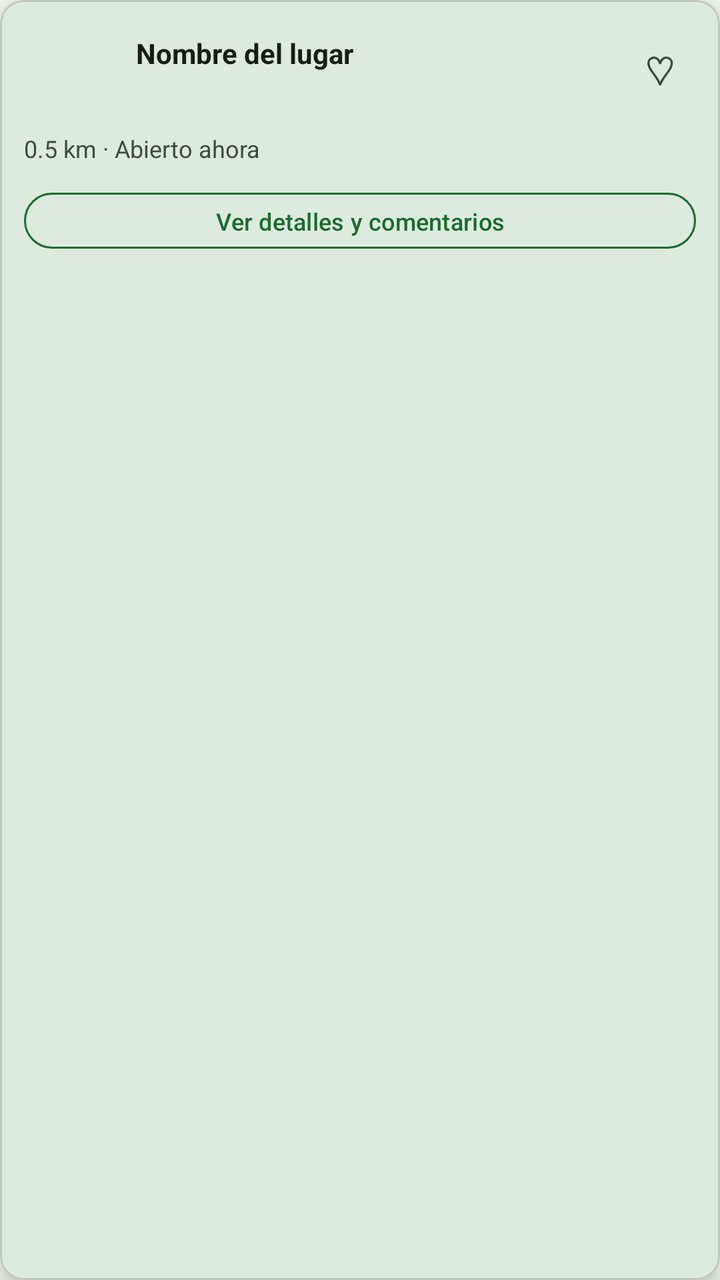
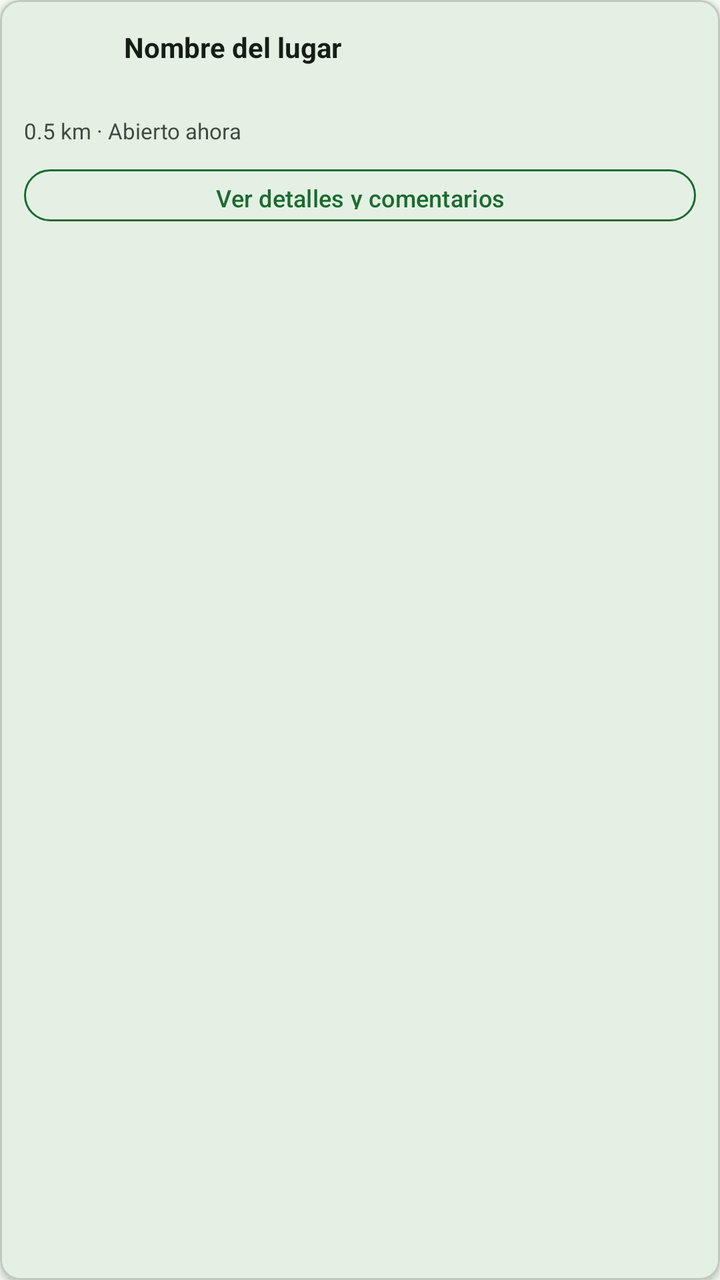

Screens rendered from an Android XML layout before and after an edit, with the pre-edit source and the edit as a unified diff.
<!-- AndroidManifest.xml: application theme Theme.Guander -->
<!-- res/layout/item_place.xml -->
﻿<?xml version="1.0" encoding="utf-8"?>
<com.google.android.material.card.MaterialCardView xmlns:android="http://schemas.android.com/apk/res/android"
    xmlns:app="http://schemas.android.com/apk/res-auto"
    android:layout_width="match_parent"
    android:layout_height="wrap_content"
    android:layout_marginBottom="10dp"
    app:cardCornerRadius="12dp"
    app:cardElevation="6dp"
    app:cardBackgroundColor="?attr/colorSurface">

    <LinearLayout
        android:layout_width="match_parent"
        android:layout_height="wrap_content"
        android:orientation="vertical"
        android:padding="12dp">

        
        <LinearLayout
            android:layout_width="match_parent"
            android:layout_height="wrap_content"
            android:orientation="horizontal"
            android:gravity="center_vertical">

            <TextView
                android:id="@+id/tv_place_icon"
                android:layout_width="46dp"
                android:layout_height="46dp"
                android:textSize="20sp"
                android:gravity="center"
                android:layout_marginEnd="10dp" />

            <LinearLayout
                android:layout_width="0dp"
                android:layout_height="wrap_content"
                android:layout_weight="1"
                android:orientation="vertical">

                <TextView
                    android:id="@+id/tv_place_name"
                    android:layout_width="wrap_content"
                    android:layout_height="wrap_content"
                    android:text="Nombre del lugar"
                    android:textSize="14sp"
                    android:textStyle="bold"
                    android:textColor="?attr/colorOnSurface" />

                <TextView
                    android:id="@+id/tv_place_stars"
                    android:layout_width="wrap_content"
                    android:layout_height="wrap_content"
                    android:textSize="11sp"
                    android:textColor="#FFA000"
                    android:layout_marginTop="2dp" />

                <TextView
                    android:id="@+id/tv_place_schedule"
                    android:layout_width="wrap_content"
                    android:layout_height="wrap_content"
                    android:textSize="11sp"
                    android:textColor="@color/text_secondary"
                    android:layout_marginTop="1dp"
                    android:visibility="gone" />
            </LinearLayout>

            <TextView
                android:id="@+id/btn_favorite"
                android:layout_width="36dp"
                android:layout_height="36dp"
                android:text="♡"
                android:textSize="20sp"
                android:textColor="@color/text_secondary"
                android:gravity="center"
                android:background="?attr/selectableItemBackgroundBorderless" />
        </LinearLayout>

        
        <LinearLayout
            android:layout_width="match_parent"
            android:layout_height="wrap_content"
            android:orientation="horizontal"
            android:gravity="center_vertical"
            android:layout_marginTop="8dp">

            <TextView
                android:id="@+id/tv_place_info"
                android:layout_width="match_parent"
                android:layout_height="wrap_content"
                android:text="0.5 km · Abierto ahora"
                android:textSize="12sp"
                android:textColor="@color/text_secondary" />

        </LinearLayout>

        
        <TextView
            android:id="@+id/tv_place_address"
            android:layout_width="match_parent"
            android:layout_height="wrap_content"
            android:text=""
            android:textSize="11sp"
            android:textColor="@color/text_secondary"
            android:drawablePadding="4dp"
            android:layout_marginTop="2dp"
            android:visibility="gone" />

        
        <com.google.android.material.button.MaterialButton
            android:id="@+id/btn_detail"
            style="@style/Widget.Material3.Button.OutlinedButton"
            android:layout_width="match_parent"
            android:layout_height="36dp"
            android:text="Ver detalles y comentarios"
            android:textSize="12sp"
            android:layout_marginTop="10dp"
            app:strokeColor="?attr/colorPrimary"
            app:strokeWidth="1dp"
            android:textColor="?attr/colorPrimary" />
    </LinearLayout>
</com.google.android.material.card.MaterialCardView>
<!-- resources referenced by this layout -->
<resources>
  <color name="text_secondary">@color/md_theme_on_surface_variant</color>
  <style name="Theme.Guander" parent="Base.Theme.Guander" />
  <color name="md_theme_on_surface_variant">#414941</color>
  <style name="Base.Theme.Guander" parent="Theme.Material3.Light.NoActionBar">
          <item name="colorPrimary">@color/md_theme_primary</item>
          <item name="colorOnPrimary">@color/md_theme_on_primary</item>
          <item name="colorPrimaryContainer">@color/md_theme_primary_container</item>
          <item name="colorOnPrimaryContainer">@color/md_theme_on_primary_container</item>
          <item name="colorSecondary">@color/md_theme_secondary</item>
          <item name="colorOnSecondary">@color/md_theme_on_secondary</item>
          <item name="colorSecondaryContainer">@color/md_theme_secondary_container</item>
          <item name="colorOnSecondaryContainer">@color/md_theme_on_secondary_container</item>
          <item name="colorTertiary">@color/md_theme_tertiary</item>
          <item name="colorOnTertiary">@color/md_theme_on_tertiary</item>
          <item name="colorTertiaryContainer">@color/md_theme_tertiary_container</item>
          <item name="colorOnTertiaryContainer">@color/md_theme_on_tertiary_container</item>
          <item name="colorError">@color/md_theme_error</item>
          <item name="colorOnError">@color/md_theme_on_error</item>
          <item name="colorErrorContainer">@color/md_theme_error_container</item>
          <item name="colorOnErrorContainer">@color/md_theme_on_error_container</item>
          <item name="android:colorBackground">@color/md_theme_background</item>
          <item name="colorOnBackground">@color/md_theme_on_background</item>
          <item name="colorSurface">@color/md_theme_surface</item>
          <item name="colorOnSurface">@color/md_theme_on_surface</item>
          <item name="colorSurfaceVariant">@color/md_theme_surface_variant</item>
          <item name="colorOnSurfaceVariant">@color/md_theme_on_surface_variant</item>
          <item name="colorOutline">@color/md_theme_outline</item>
          <item name="colorOutlineVariant">@color/md_theme_outline_variant</item>
      </style>
  <color name="md_theme_primary">#1A6B2E</color>
  <color name="md_theme_on_primary">#FFFFFF</color>
  <color name="md_theme_primary_container">#A8F5B4</color>
  <color name="md_theme_on_primary_container">#002109</color>
  <color name="md_theme_secondary">#516350</color>
  <color name="md_theme_on_secondary">#FFFFFF</color>
  <color name="md_theme_secondary_container">#D3E8D0</color>
  <color name="md_theme_on_secondary_container">#0E1F0F</color>
  <color name="md_theme_tertiary">#39656C</color>
  <color name="md_theme_on_tertiary">#FFFFFF</color>
  <color name="md_theme_tertiary_container">#BCEBF2</color>
  <color name="md_theme_on_tertiary_container">#001F24</color>
  <color name="md_theme_error">#BA1A1A</color>
  <color name="md_theme_on_error">#FFFFFF</color>
  <color name="md_theme_error_container">#FFDAD6</color>
  <color name="md_theme_on_error_container">#410002</color>
  <color name="md_theme_background">#F5FBF3</color>
  <color name="md_theme_on_background">#161D16</color>
  <color name="md_theme_surface">#F5FBF3</color>
  <color name="md_theme_on_surface">#161D16</color>
  <color name="md_theme_surface_variant">#DDE5DA</color>
  <color name="md_theme_outline">#717971</color>
  <color name="md_theme_outline_variant">#C1C9BF</color>
</resources>

<!-- the commit's change to res/layout/item_place.xml (unified diff, before → after) -->
@@ -3,9 +3,9 @@
     xmlns:app="http://schemas.android.com/apk/res-auto"
     android:layout_width="match_parent"
     android:layout_height="wrap_content"
-    android:layout_marginBottom="10dp"
-    app:cardCornerRadius="12dp"
-    app:cardElevation="6dp"
+    android:layout_marginBottom="8dp"
+    app:cardCornerRadius="10dp"
+    app:cardElevation="2dp"
     app:cardBackgroundColor="?attr/colorSurface">
 
     <LinearLayout
@@ -21,18 +21,16 @@
             android:orientation="horizontal"
             android:gravity="center_vertical">
 
-            <TextView
+            <ImageView
                 android:id="@+id/tv_place_icon"
-                android:layout_width="46dp"
-                android:layout_height="46dp"
-                android:textSize="20sp"
-                android:gravity="center"
+                android:layout_width="40dp"
+                android:layout_height="40dp"
+                android:scaleType="centerCrop"
                 android:layout_marginEnd="10dp" />
 
             <LinearLayout
-                android:layout_width="0dp"
+                android:layout_width="match_parent"
                 android:layout_height="wrap_content"
-                android:layout_weight="1"
                 android:orientation="vertical">
 
                 <TextView
@@ -61,35 +59,17 @@
                     android:layout_marginTop="1dp"
                     android:visibility="gone" />
             </LinearLayout>
-
-            <TextView
-                android:id="@+id/btn_favorite"
-                android:layout_width="36dp"
-                android:layout_height="36dp"
-                android:text="♡"
-                android:textSize="20sp"
-                android:textColor="@color/text_secondary"
-                android:gravity="center"
-                android:background="?attr/selectableItemBackgroundBorderless" />
         </LinearLayout>
 
         
-        <LinearLayout
+        <TextView
+            android:id="@+id/tv_place_info"
             android:layout_width="match_parent"
             android:layout_height="wrap_content"
-            android:orientation="horizontal"
-            android:gravity="center_vertical"
-            android:layout_marginTop="8dp">
-
-            <TextView
-                android:id="@+id/tv_place_info"
-                android:layout_width="match_parent"
-                android:layout_height="wrap_content"
-                android:text="0.5 km · Abierto ahora"
-                android:textSize="12sp"
-                android:textColor="@color/text_secondary" />
-
-        </LinearLayout>
+            android:text="0.5 km · Abierto ahora"
+            android:textSize="11sp"
+            android:textColor="@color/text_secondary"
+            android:layout_marginTop="6dp" />
 
         
         <TextView
@@ -99,7 +79,6 @@
             android:text=""
             android:textSize="11sp"
             android:textColor="@color/text_secondary"
-            android:drawablePadding="4dp"
             android:layout_marginTop="2dp"
             android:visibility="gone" />
 
@@ -108,10 +87,10 @@
             android:id="@+id/btn_detail"
             style="@style/Widget.Material3.Button.OutlinedButton"
             android:layout_width="match_parent"
-            android:layout_height="36dp"
+            android:layout_height="34dp"
             android:text="Ver detalles y comentarios"
             android:textSize="12sp"
-            android:layout_marginTop="10dp"
+            android:layout_marginTop="8dp"
             app:strokeColor="?attr/colorPrimary"
             app:strokeWidth="1dp"
             android:textColor="?attr/colorPrimary" />
